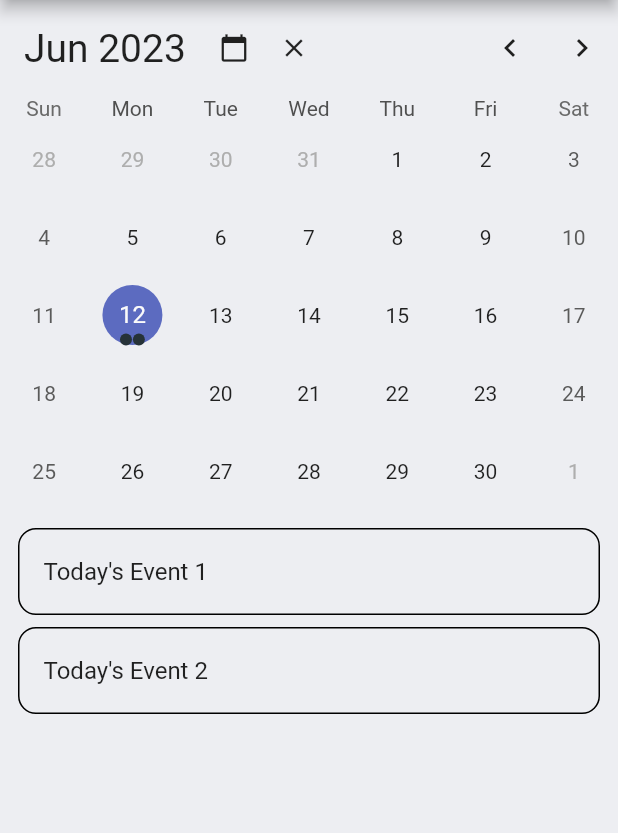
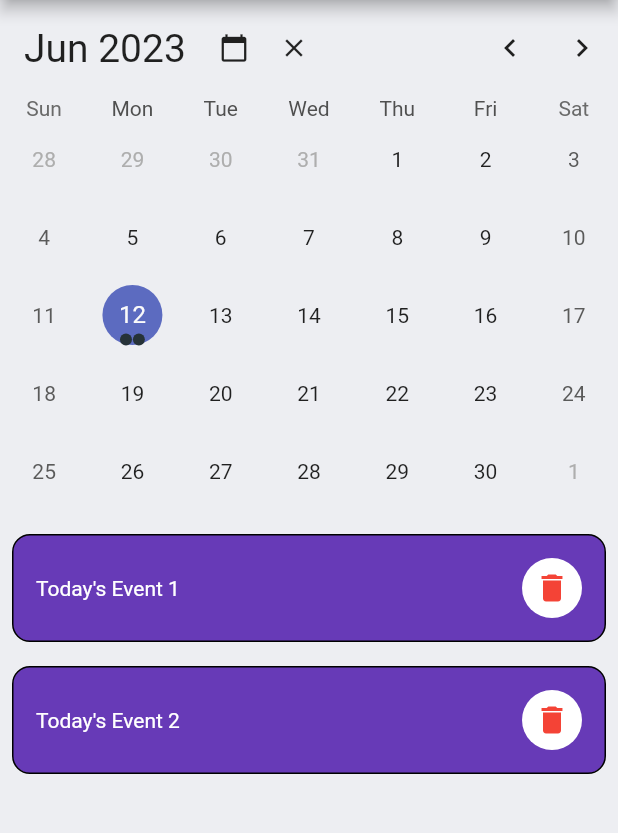
Before and after one commit to pantshaswat/mySchedule, a Flutter app: the homePage screen opened directly, on a phone screen of 412 x 824 dp, the part 84-917 px from its top. Run offline on Flutter 3.47's test engine with Material 2 defaults, Android fonts, the light colour scheme and no system bars; drawn by our look-alikes of table_calendar; Roboto replaces fonts that are missing (mainFont).

Commit message:
Changed: Event List Tiles

```diff
--- a/lib/interfaces/homePage.dart
+++ b/lib/interfaces/homePage.dart
@@ -1,5 +1,7 @@
 // Copyright 2019 Aleksander Woźniak
 // SPDX-License-Identifier: Apache-2.0
+
+// ignore_for_file: sort_child_properties_last, prefer_const_constructors
 
 import 'dart:collection';
 
@@ -235,18 +237,43 @@ class _homePageState extends State<homePage> {
                   return ListView.builder(
                     itemCount: value.length,
                     itemBuilder: (context, index) {
-                      return Container(
-                        margin: const EdgeInsets.symmetric(
-                          horizontal: 12.0,
-                          vertical: 4.0,
-                        ),
-                        decoration: BoxDecoration(
-                          border: Border.all(),
-                          borderRadius: BorderRadius.circular(12.0),
-                        ),
-                        child: ListTile(
+                      return Padding(
+                        padding: const EdgeInsets.all(8.0),
+                        child: InkWell(
+                          child: Container(
+                            padding: EdgeInsets.all(15.0),
+                            child: Row(
+                              mainAxisAlignment: MainAxisAlignment.spaceBetween,
+                              children: [
+                                Text(
+                                  '${value[index]}',
+                                  style: TextStyle(
+                                    color: Colors.white,
+                                  ),
+                                ),
+                                CircleAvatar(
+                                  backgroundColor: Colors.white,
+                                  child: IconButton(
+                                    onPressed: () {
+                                      setState(() {
+                                        value.removeAt(index);
+                                      });
+                                    },
+                                    icon: Icon(
+                                      Icons.delete,
+                                      color: Colors.red,
+                                    ),
+                                  ),
+                                ),
+                              ],
+                            ),
+                            decoration: BoxDecoration(
+                              border: Border.all(),
+                              borderRadius: BorderRadius.circular(12.0),
+                              color: Colors.deepPurple,
+                            ),
+                          ),
                           onTap: () => print('${value[index]}'),
-                          title: Text('${value[index]}'),
                         ),
                       );
                     },
```
